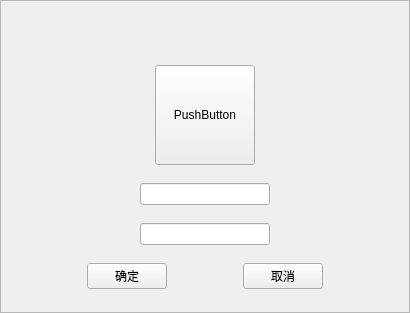
This is QQdemo/setting.ui in Mine268/chatroom_qt as Qt 5 draws it before an edit. The edited form follows.
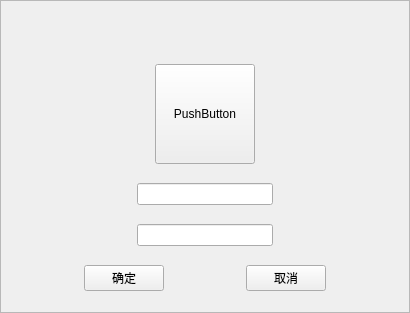
This is the edited form. Icons and pictures are not drawn.

The edit to the form file:
```diff
--- a/QQdemo/setting.ui
+++ b/QQdemo/setting.ui
@@ -20,6 +20,9 @@
    <string>Form</string>
   </property>
   <layout class="QVBoxLayout" name="verticalLayout">
+   <property name="spacing">
+    <number>0</number>
+   </property>
    <property name="leftMargin">
     <number>0</number>
    </property>
@@ -41,6 +44,21 @@
       <enum>QFrame::Raised</enum>
      </property>
      <layout class="QVBoxLayout" name="verticalLayout_2">
+      <property name="spacing">
+       <number>0</number>
+      </property>
+      <property name="leftMargin">
+       <number>0</number>
+      </property>
+      <property name="topMargin">
+       <number>0</number>
+      </property>
+      <property name="rightMargin">
+       <number>0</number>
+      </property>
+      <property name="bottomMargin">
+       <number>0</number>
+      </property>
       <item>
        <layout class="QHBoxLayout" name="horizontalLayout_5">
         <property name="spacing">
```
